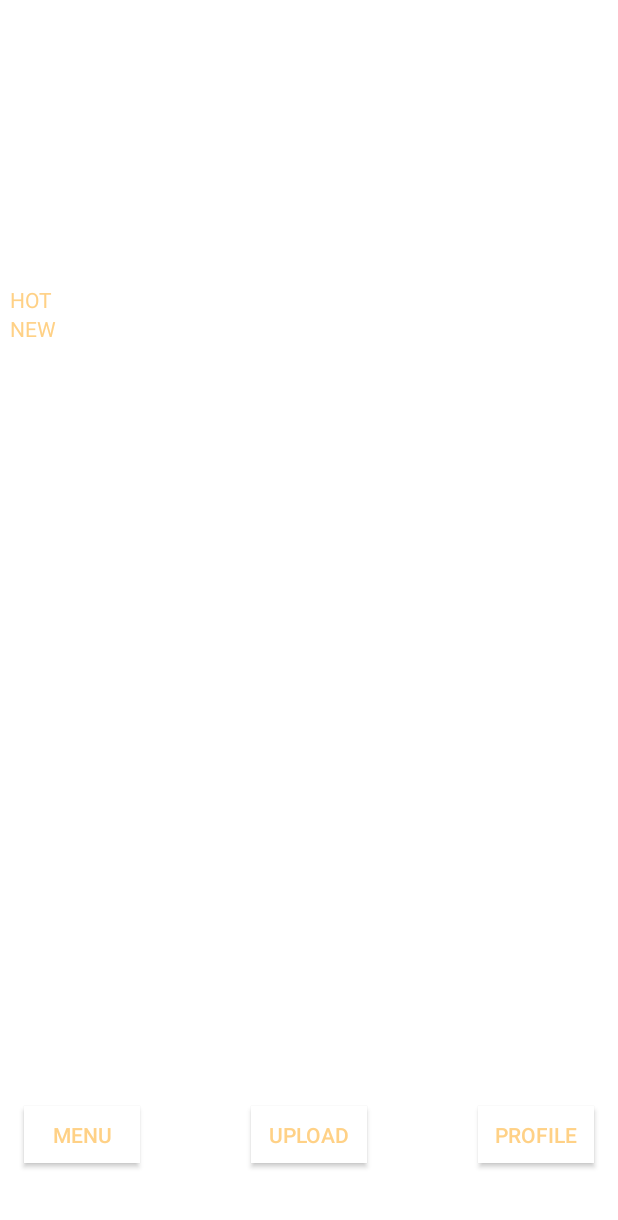
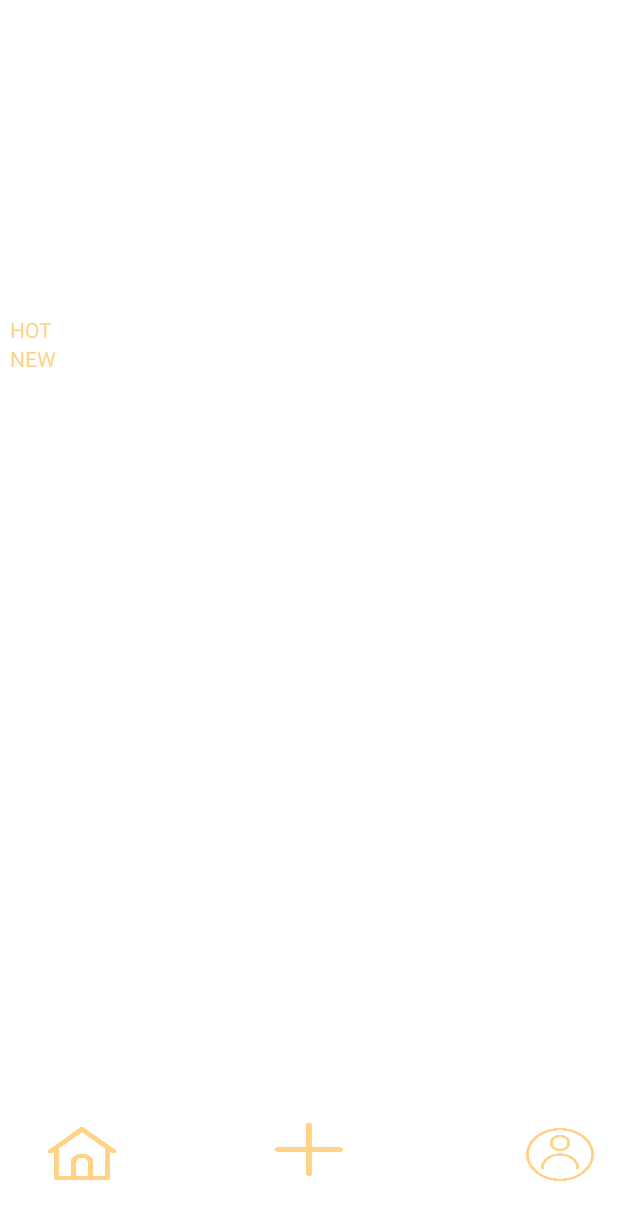
Before and after one commit to SeeLook18/SeeLook, an Android app: the home_Activity screen opened directly, with no data from a screen before it, on a phone screen of 412 x 824 dp. Shown: the top 1220 px of the screen. Run offline under Robolectric (Android 15) with nearby library versions, the phone set to English and light mode, and no system bars.

```diff
--- a/app/src/main/res/layout/activity_home_.xml
+++ b/app/src/main/res/layout/activity_home_.xml
@@ -12,7 +12,7 @@
         android:id="@+id/scrollView2"
         android:layout_width="398dp"
         android:layout_height="498dp"
-        android:layout_marginBottom="136dp"
+        android:layout_marginBottom="116dp"
         app:layout_constraintBottom_toBottomOf="parent"
         app:layout_constraintEnd_toEndOf="parent"
         app:layout_constraintHorizontal_bias="0.461"
@@ -110,27 +110,26 @@
         app:layout_constraintHorizontal_bias="0.492"
         app:layout_constraintStart_toStartOf="parent"
         app:layout_constraintTop_toTopOf="parent"
-        app:layout_constraintVertical_bias="0.854" />
+        app:layout_constraintVertical_bias="0.753" />
 
     <Button
-        android:id="@+id/button"
-        android:layout_width="77dp"
-        android:layout_height="38dp"
-        android:layout_marginStart="16dp"
-        android:layout_marginLeft="16dp"
-        android:background="#FFFFFF"
-        android:text="menu"
+        android:id="@+id/home_btn"
+        android:layout_width="45dp"
+        android:layout_height="35dp"
+        android:layout_marginStart="32dp"
+        android:layout_marginLeft="32dp"
+        android:background="@drawable/home"
         android:textColor="#FFD186"
         app:layout_constraintBottom_toBottomOf="parent"
         app:layout_constraintStart_toStartOf="parent"
-        app:layout_constraintTop_toBottomOf="@+id/scrollView2" />
+        app:layout_constraintTop_toBottomOf="@+id/scrollView2"
+        app:layout_constraintVertical_bias="0.54" />
 
     <Button
         android:id="@+id/upload_btn"
-        android:layout_width="77dp"
-        android:layout_height="38dp"
-        android:background="#FFFFFF"
-        android:text="upload"
+        android:layout_width="45dp"
+        android:layout_height="35dp"
+        android:background="@drawable/upload"
         android:textColor="#FFD186"
         app:layout_constraintBottom_toBottomOf="parent"
         app:layout_constraintEnd_toEndOf="parent"
@@ -140,17 +139,16 @@
 
     <Button
         android:id="@+id/profile_btn"
-        android:layout_width="77dp"
-        android:layout_height="38dp"
+        android:layout_width="45dp"
+        android:layout_height="35dp"
         android:layout_marginTop="41dp"
-        android:background="#FFFFFF"
-        android:text="profile"
+        android:background="@drawable/profile"
         android:textColor="#FFD186"
         app:layout_constraintBottom_toBottomOf="parent"
         app:layout_constraintEnd_toEndOf="parent"
-        app:layout_constraintHorizontal_bias="0.952"
+        app:layout_constraintHorizontal_bias="0.956"
         app:layout_constraintStart_toStartOf="parent"
         app:layout_constraintTop_toBottomOf="@+id/scrollView2"
-        app:layout_constraintVertical_bias="0.142" />
+        app:layout_constraintVertical_bias="0.075" />
 
 </androidx.constraintlayout.widget.ConstraintLayout>
--- a/app/src/main/res/layout/activity_profile_.xml
+++ b/app/src/main/res/layout/activity_profile_.xml
@@ -117,7 +117,7 @@
         android:orientation="horizontal">
 
         <Button
-            android:id="@+id/button"
+            android:id="@+id/home_btn"
             android:layout_width="wrap_content"
             android:layout_height="wrap_content"
             android:layout_marginStart="16dp"
```
Also changed, not shown: app/src/main/res/drawable/back.png, app/src/main/res/drawable/home.png (added), app/src/main/res/drawable/profile.png (added), app/src/main/res/drawable/upload.png, app/src/main/res/drawable/user.png (deleted).
